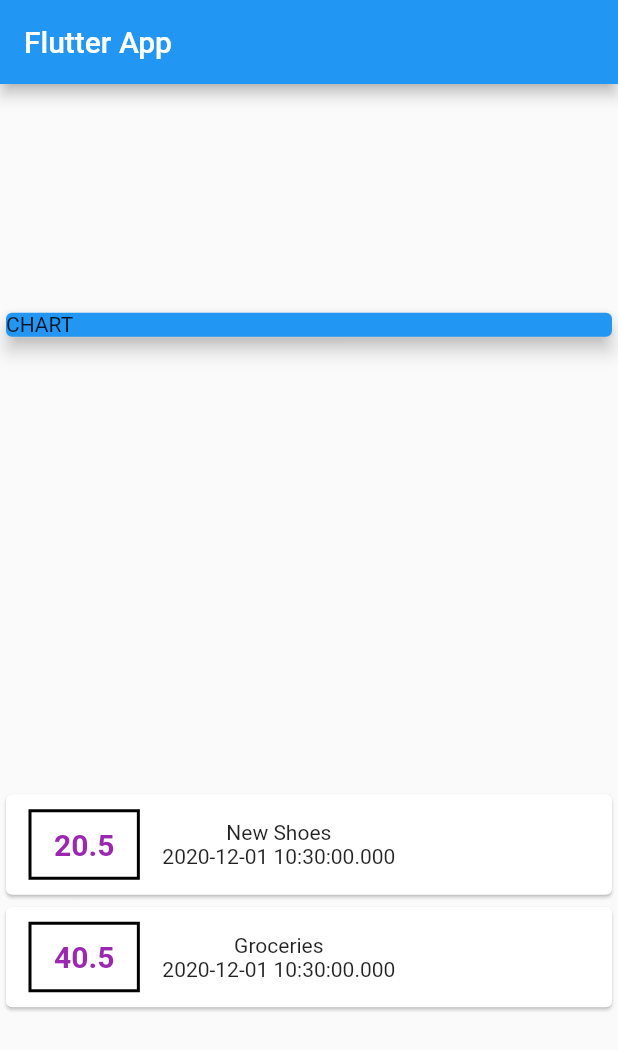
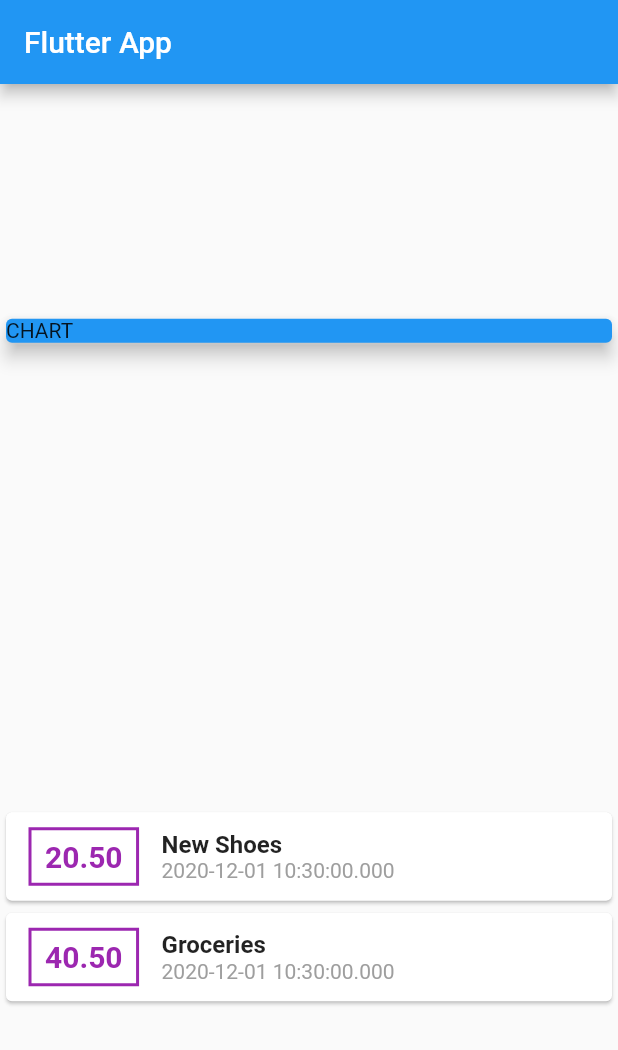
Before and after one commit to jls-github/expense_tracker, a Flutter app: the screen it shows after launch, on a phone screen of 412 x 824 dp. Shown: the top 1050 px of the screen. Run offline on Flutter 3.47's test engine with Material 2 defaults, Android fonts, the phone set to English and light mode, and no system bars.

Commit message:
style transaction card

```diff
--- a/lib/main.dart
+++ b/lib/main.dart
@@ -24,13 +24,13 @@ class MyHomePage extends StatelessWidget {
     Transaction(
       id: 't1',
       title: 'New Shoes',
-      amount: 20.50,
+      amount: 2050,
       date: DateTime.now(),
     ),
     Transaction(
       id: 't2',
       title: 'Groceries',
-      amount: 40.50,
+      amount: 4050,
       date: DateTime.now(),
     )
   ];
@@ -64,14 +64,16 @@ class MyHomePage extends StatelessWidget {
                               vertical: 10, horizontal: 15),
                           decoration: BoxDecoration(
                             border: Border.all(
-                              color: Colors.black,
+                              color: Colors.purple,
                               width: 2,
                             ),
                           ),
                           padding: EdgeInsets.symmetric(
-                              vertical: 10, horizontal: 15),
+                            vertical: 6,
+                            horizontal: 9,
+                          ),
                           child: Text(
-                            transaction.amount.toString(),
+                            "${transaction.formattedAmount()}",
                             style: TextStyle(
                               fontWeight: FontWeight.bold,
                               fontSize: 20,
@@ -80,9 +82,21 @@ class MyHomePage extends StatelessWidget {
                           ),
                         ),
                         Column(
+                          crossAxisAlignment: CrossAxisAlignment.start,
                           children: [
-                            Text(transaction.title),
-                            Text(transaction.date.toString()),
+                            Text(
+                              transaction.title,
+                              style: TextStyle(
+                                fontWeight: FontWeight.bold,
+                                fontSize: 16,
+                              ),
+                            ),
+                            Text(
+                              transaction.date.toString(),
+                              style: TextStyle(
+                                color: Colors.grey,
+                              ),
+                            ),
                           ],
                         )
                       ],
--- a/lib/transaction.dart
+++ b/lib/transaction.dart
@@ -1,9 +1,10 @@
 import 'package:flutter/foundation.dart';
+import 'package:intl/intl.dart';
 
 class Transaction {
   final String id;
   final String title;
-  final double amount;
+  final int amount;
   final DateTime date;
 
   Transaction({
@@ -12,4 +13,9 @@ class Transaction {
     @required this.amount,
     @required this.date,
   });
+
+  String formattedAmount() {
+    final formatter = new NumberFormat("#,##0.00", "en_US");
+    return formatter.format(this.amount / 100);
+  }
 }
--- a/pubspec.yaml
+++ b/pubspec.yaml
@@ -32,6 +32,7 @@ dependencies:
 dev_dependencies:
   flutter_test:
     sdk: flutter
+  intl: any
 
 # For information on the generic Dart part of this file, see the
 # following page: https://dart.dev/tools/pub/pubspec
```
Also changed, not shown: pubspec.lock.
